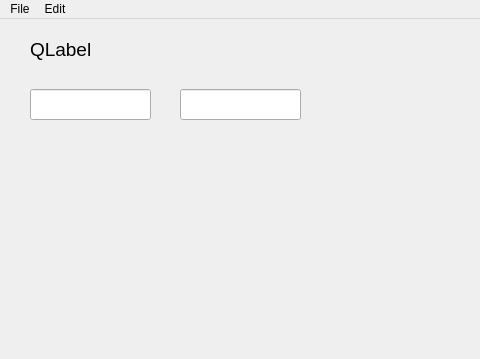
This is part8_定时器QTimer的使用/mainwindow.ui in xugaoxiang/learningPyQt5 as Qt 5 draws it before an edit; both pictures show x 0 to 480 and y 0 to 359 of the 480 by 602 pixel window. The edited form follows.
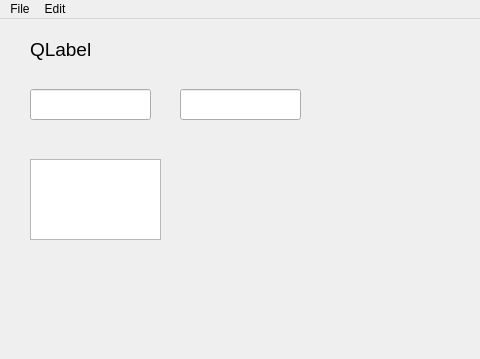
This is the edited form.

Diff of the .ui file:
```diff
--- a/part8_定时器QTimer的使用/mainwindow.ui
+++ b/part8_定时器QTimer的使用/mainwindow.ui
@@ -52,6 +52,16 @@
      </rect>
     </property>
    </widget>
+   <widget class="QTextEdit" name="textEdit">
+    <property name="geometry">
+     <rect>
+      <x>30</x>
+      <y>140</y>
+      <width>131</width>
+      <height>81</height>
+     </rect>
+    </property>
+   </widget>
   </widget>
   <widget class="QMenuBar" name="menubar">
    <property name="geometry">
```
